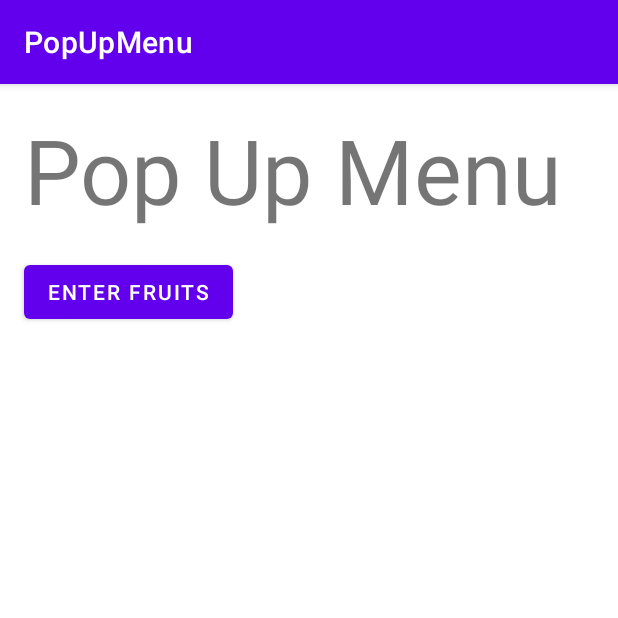
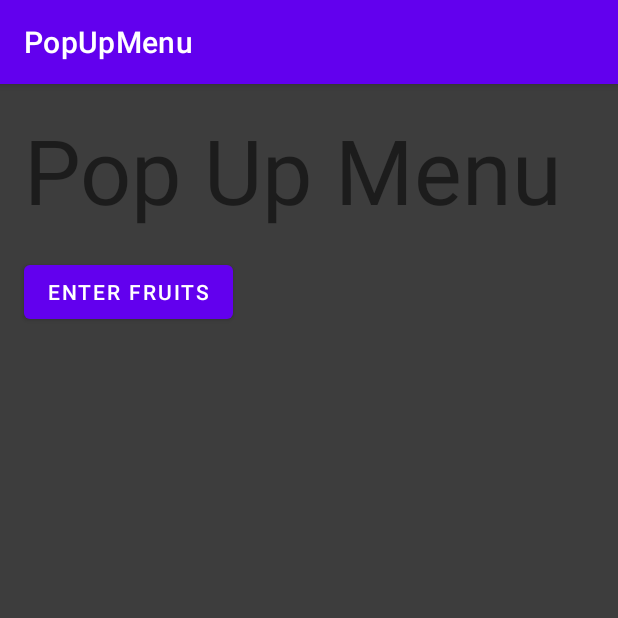
Before and after one commit to chinmay200/AndriodProgProjects, an Android app: the screen it shows after launch (MainActivity), on a phone screen of 412 x 824 dp, the top half of it. Run offline under Robolectric (Android 15) with nearby library versions, the phone set to English and light mode, and no system bars.

```diff
--- a/PopUpMenu/app/src/main/java/com/example/popupmenu/MainActivity.java
+++ b/PopUpMenu/app/src/main/java/com/example/popupmenu/MainActivity.java
@@ -3,6 +3,8 @@ package com.example.popupmenu;
 import androidx.appcompat.app.AppCompatActivity;
 
 import android.annotation.SuppressLint;
+import android.content.SharedPreferences;
+import android.graphics.Color;
 import android.os.Bundle;
 import android.view.MenuItem;
 import android.view.View;
@@ -22,6 +24,28 @@ public class MainActivity extends AppCompatActivity implements PopupMenu.OnMenuI
         setContentView(R.layout.activity_main);
         fruit = findViewById(R.id.fruit);
         img = findViewById(R.id.image);
+
+        SharedPreferences shrd = getSharedPreferences("fruit" , MODE_PRIVATE);
+        String val = shrd.getString("fruit" , " ");
+        fruit.setText(val);
+        SharedPreferences bg = getSharedPreferences("bg" , MODE_PRIVATE);
+        String col = bg.getString("bgcolor" , "white");
+
+        if(col.equals("red")){
+            findViewById(R.id.dis).setBackgroundColor(getResources().getColor(R.color.red));
+        }
+        else if(col.equals("orange")){
+            findViewById(R.id.dis).setBackgroundColor(getResources().getColor(R.color.orange));
+        }
+        else if(col.equals("yellow")){
+            findViewById(R.id.dis).setBackgroundColor(getResources().getColor(R.color.yellow));
+        }
+        else if(col.equals("green")){
+            findViewById(R.id.dis).setBackgroundColor(getResources().getColor(R.color.green));
+        }
+        else {
+            findViewById(R.id.dis).setBackgroundColor(getResources().getColor(R.color.black));
+        }
     }
 
     public void popupmenu(View v){
@@ -42,7 +66,10 @@ public class MainActivity extends AppCompatActivity implements PopupMenu.OnMenuI
 
                 findViewById(R.id.dis).setBackgroundColor(getResources().getColor(R.color.red));
                 img.setImageResource(R.drawable.apple);
-
+                SharedPreferences shrd = getSharedPreferences("bg" , MODE_PRIVATE);
+                SharedPreferences.Editor editor= shrd.edit();
+                editor.putString("bgcolor" , "red");
+                editor.apply();
                 fruit.setText("Apple");
                 break;
             case R.id.orange:
@@ -50,6 +77,10 @@ public class MainActivity extends AppCompatActivity implements PopupMenu.OnMenuI
 
                 findViewById(R.id.dis).setBackgroundColor(getResources().getColor(R.color.orange));
                 img.setImageResource(R.drawable.orange);
+                shrd = getSharedPreferences("bg" , MODE_PRIVATE);
+                editor= shrd.edit();
+                editor.putString("bgcolor" , "orange");
+                editor.apply();
                 fruit.setText("Orange");
                 break;
             case R.id.grape:
@@ -57,6 +88,10 @@ public class MainActivity extends AppCompatActivity implements PopupMenu.OnMenuI
 
                 findViewById(R.id.dis).setBackgroundColor(getResources().getColor(R.color.green));
                 img.setImageResource(R.drawable.grape);
+                shrd = getSharedPreferences("bg" , MODE_PRIVATE);
+                editor= shrd.edit();
+                editor.putString("bgcolor" , "green");
+                editor.apply();
                 fruit.setText("Grape");
                 break;
             case R.id.banana:
@@ -64,9 +99,17 @@ public class MainActivity extends AppCompatActivity implements PopupMenu.OnMenuI
 
                 findViewById(R.id.dis).setBackgroundColor(getResources().getColor(R.color.yellow));
                 img.setImageResource(R.drawable.banana);
+                shrd = getSharedPreferences("bg" , MODE_PRIVATE);
+                editor= shrd.edit();
+                editor.putString("bgcolor" , "yellow");
+                editor.apply();
                 fruit.setText("Banana");
                 break;
         }
+        SharedPreferences shrd = getSharedPreferences("fruit" , MODE_PRIVATE);
+        SharedPreferences.Editor editor= shrd.edit();
+        editor.putString("fruit" , fruit.getText().toString());
+        editor.apply();
         return false;
     }
 }
--- a/PopUpMenu/app/src/main/res/layout/activity_main.xml
+++ b/PopUpMenu/app/src/main/res/layout/activity_main.xml
@@ -6,7 +6,8 @@
     android:layout_width="match_parent"
     android:layout_height="match_parent"
     android:onClick="popupmenu"
-    tools:context=".MainActivity">
+    tools:context=".MainActivity"
+    tools:ignore="UsingOnClickInXml">
 
     <TextView
         android:id="@+id/header"
@@ -26,7 +27,7 @@
         android:layout_width="wrap_content"
         android:layout_height="wrap_content"
         android:onClick="popupmenu"
-        android:text="Enter Fruits"
+        android:text="@string/enter_fruits"
         app:layout_constraintBottom_toBottomOf="parent"
         app:layout_constraintEnd_toEndOf="parent"
         app:layout_constraintHorizontal_bias="0.059"
--- a/PopUpMenu/app/src/main/res/values/colors.xml
+++ b/PopUpMenu/app/src/main/res/values/colors.xml
@@ -5,10 +5,10 @@
     <color name="purple_700">#FF3700B3</color>
     <color name="teal_200">#FF03DAC5</color>
     <color name="teal_700">#FF018786</color>
-    <color name="black">#FF000000</color>
+    <color name="black">#3D3D3D</color>
     <color name="white">#FFFFFFFF</color>
     <color name="red">#F44336</color>
-    <color name="yellow">#CEED42</color>
+    <color name="yellow">#F5DA2C</color>
     <color name="green">#8BC34A</color>
     <color name="orange">#FF9800</color>
 </resources>
--- a/PopUpMenu/app/src/main/res/values/strings.xml
+++ b/PopUpMenu/app/src/main/res/values/strings.xml
@@ -5,4 +5,5 @@
     <string name="banana">Banana</string>
     <string name="grape">Grape</string>
     <string name="pop_up_menu">Pop Up Menu</string>
+    <string name="enter_fruits">Enter Fruits</string>
 </resources>
```
